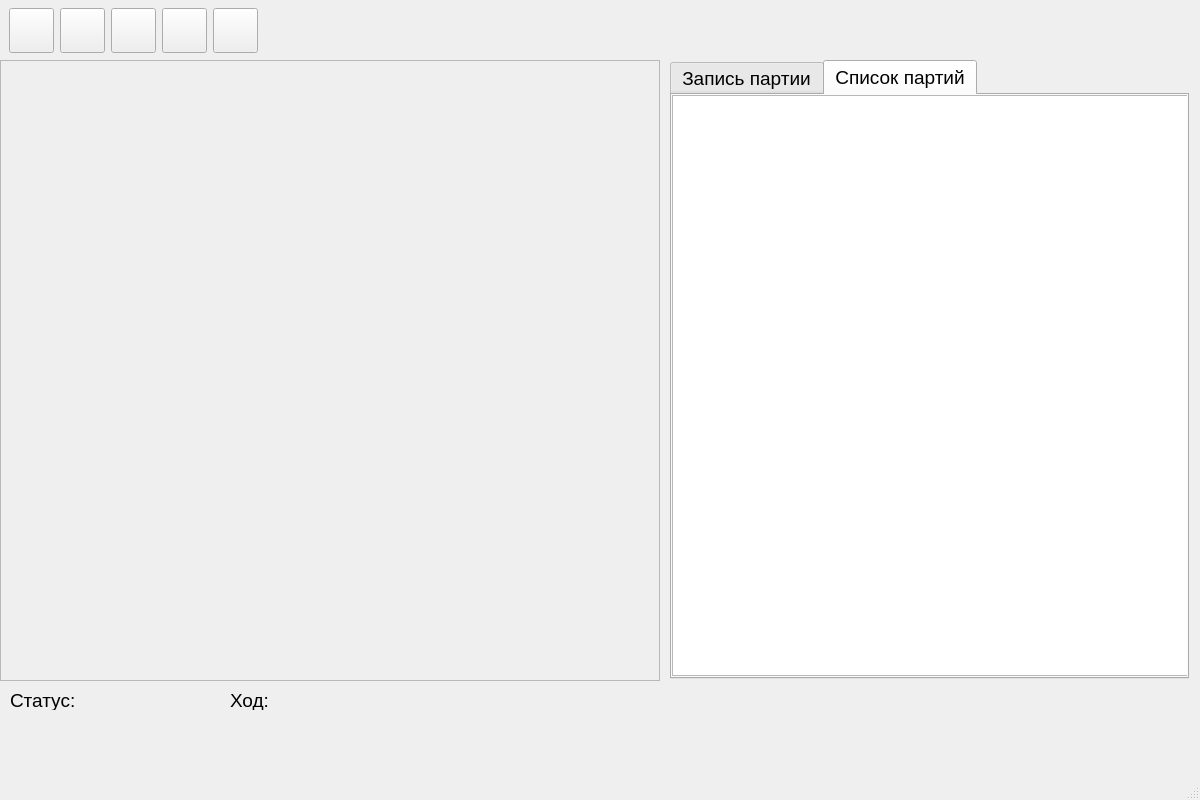
First picture: the form in mainwindow.ui, repository ikotyurg/chess100, before the edit.
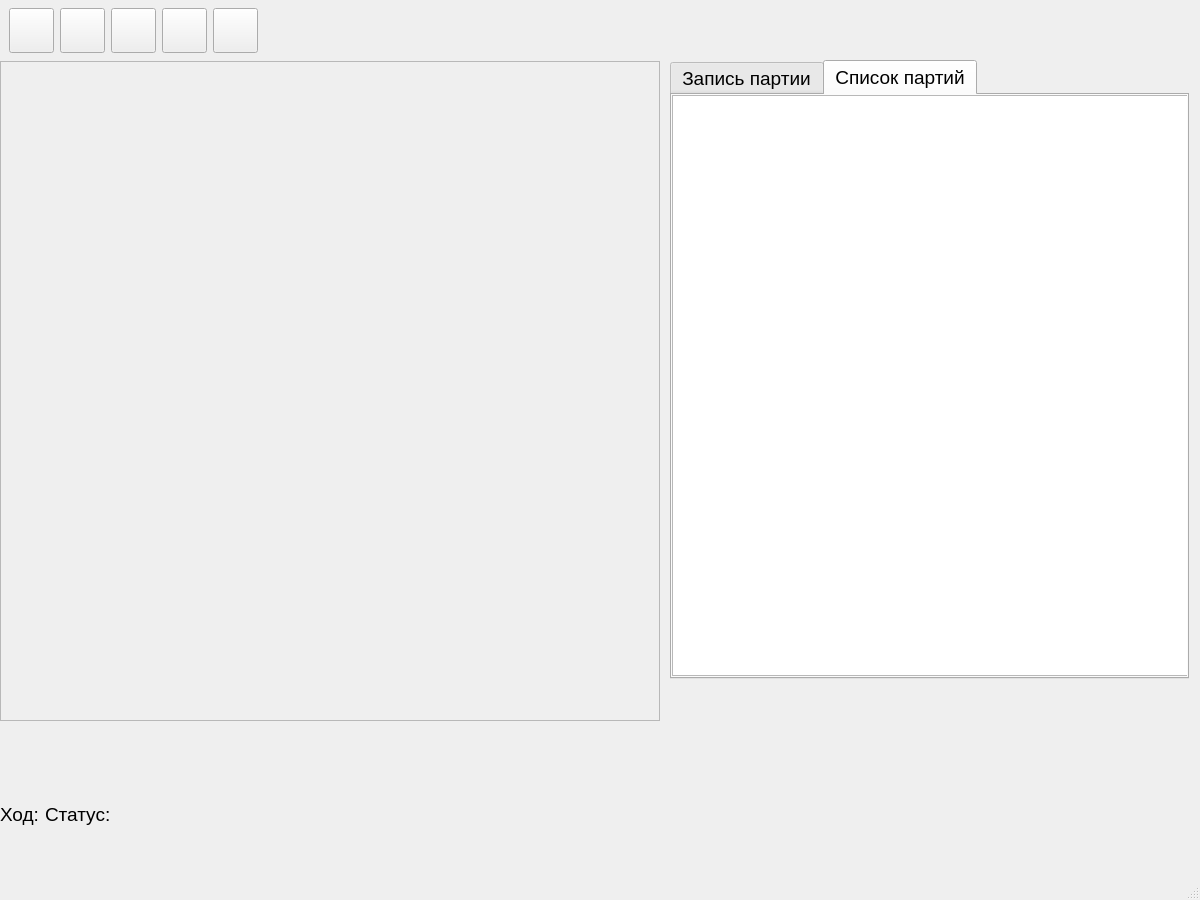
Second picture: the form after the edit. Icons and pictures are not drawn.

Commit message: Окончательный дизайн доски

The edit to the form file:
```diff
--- a/mainwindow.ui
+++ b/mainwindow.ui
@@ -7,7 +7,7 @@
     <x>0</x>
     <y>0</y>
     <width>1200</width>
-    <height>800</height>
+    <height>900</height>
    </rect>
   </property>
   <property name="font">
@@ -22,32 +22,6 @@
    <iconset theme="QIcon::ThemeIcon::ViewRestore"/>
   </property>
   <widget class="QWidget" name="centralwidget">
-   <widget class="QLabel" name="label">
-    <property name="geometry">
-     <rect>
-      <x>10</x>
-      <y>690</y>
-      <width>71</width>
-      <height>20</height>
-     </rect>
-    </property>
-    <property name="text">
-     <string>Статус:</string>
-    </property>
-   </widget>
-   <widget class="QLabel" name="status">
-    <property name="geometry">
-     <rect>
-      <x>90</x>
-      <y>690</y>
-      <width>71</width>
-      <height>20</height>
-     </rect>
-    </property>
-    <property name="text">
-     <string/>
-    </property>
-   </widget>
    <widget class="QWidget" name="horizontalLayoutWidget">
     <property name="geometry">
      <rect>
@@ -170,8 +144,8 @@
      <rect>
       <x>0</x>
       <y>60</y>
-      <width>661</width>
-      <height>621</height>
+      <width>662</width>
+      <height>662</height>
      </rect>
     </property>
     <layout class="QVBoxLayout" name="verticalLayout">
@@ -183,6 +157,12 @@
          <verstretch>0</verstretch>
         </sizepolicy>
        </property>
+       <property name="minimumSize">
+        <size>
+         <width>660</width>
+         <height>660</height>
+        </size>
+       </property>
        <property name="maximumSize">
         <size>
          <width>660</width>
@@ -199,32 +179,6 @@
      </item>
     </layout>
    </widget>
-   <widget class="QLabel" name="label_2">
-    <property name="geometry">
-     <rect>
-      <x>230</x>
-      <y>690</y>
-      <width>71</width>
-      <height>20</height>
-     </rect>
-    </property>
-    <property name="text">
-     <string>Ход:</string>
-    </property>
-   </widget>
-   <widget class="QLabel" name="turn">
-    <property name="geometry">
-     <rect>
-      <x>350</x>
-      <y>690</y>
-      <width>71</width>
-      <height>20</height>
-     </rect>
-    </property>
-    <property name="text">
-     <string/>
-    </property>
-   </widget>
    <widget class="QTabWidget" name="tabWidget">
     <property name="geometry">
      <rect>
@@ -268,6 +222,83 @@
      </widget>
     </widget>
    </widget>
+   <widget class="QWidget" name="horizontalLayoutWidget_2">
+    <property name="geometry">
+     <rect>
+      <x>0</x>
+      <y>789</y>
+      <width>1201</width>
+      <height>51</height>
+     </rect>
+    </property>
+    <layout class="QHBoxLayout" name="horizontalLayout_2">
+     <item>
+      <widget class="QLabel" name="turnLabel">
+       <property name="maximumSize">
+        <size>
+         <width>50</width>
+         <height>16777215</height>
+        </size>
+       </property>
+       <property name="text">
+        <string>Ход:</string>
+       </property>
+      </widget>
+     </item>
+     <item>
+      <widget class="QLabel" name="statusLabel">
+       <property name="maximumSize">
+        <size>
+         <width>70</width>
+         <height>16777215</height>
+        </size>
+       </property>
+       <property name="text">
+        <string>Статус:</string>
+       </property>
+      </widget>
+     </item>
+     <item>
+      <widget class="QLabel" name="status">
+       <property name="maximumSize">
+        <size>
+         <width>80</width>
+         <height>16777215</height>
+        </size>
+       </property>
+       <property name="text">
+        <string/>
+       </property>
+      </widget>
+     </item>
+     <item>
+      <widget class="QLabel" name="turn">
+       <property name="maximumSize">
+        <size>
+         <width>60</width>
+         <height>16777215</height>
+        </size>
+       </property>
+       <property name="text">
+        <string/>
+       </property>
+      </widget>
+     </item>
+     <item>
+      <spacer name="horizontalSpacer_2">
+       <property name="orientation">
+        <enum>Qt::Orientation::Horizontal</enum>
+       </property>
+       <property name="sizeHint" stdset="0">
+        <size>
+         <width>40</width>
+         <height>20</height>
+        </size>
+       </property>
+      </spacer>
+     </item>
+    </layout>
+   </widget>
   </widget>
   <widget class="QMenuBar" name="menubar">
    <property name="geometry">
```
Left out of the diff: 4 changed lines with no effect on the pictures. The commit also changes 4 other files.
